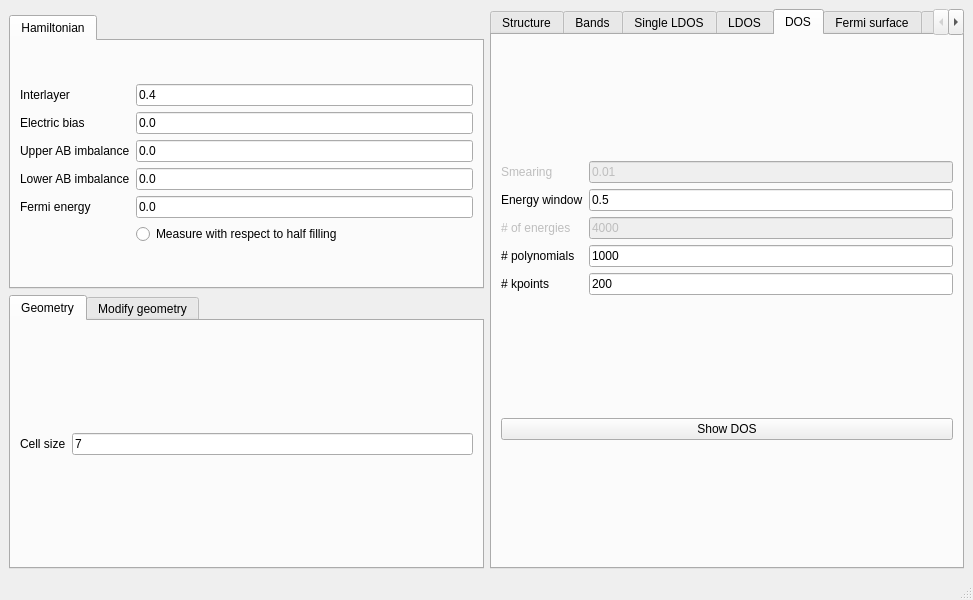
First picture: the form in development/interface-pyqt/tbg/interface.ui, repository joselado/quantum-honeycomp, before the edit.
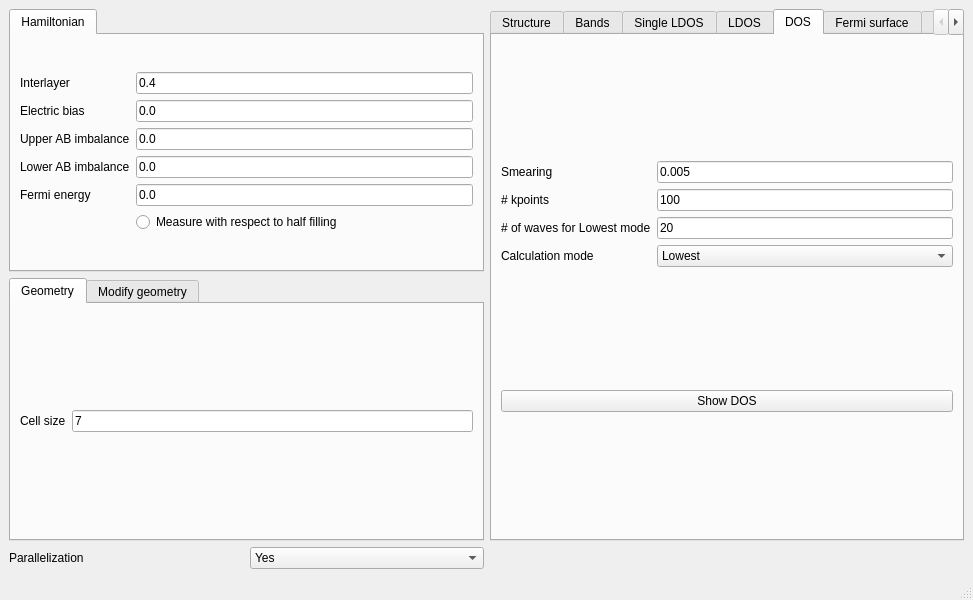
Second picture: the form after the edit. The open tabs and pages were chosen to show the change.

The edit to the form file:
```diff
--- a/development/interface-pyqt/tbg/interface.ui
+++ b/development/interface-pyqt/tbg/interface.ui
@@ -14,8 +14,103 @@
    <string>Twisted bilayer graphene</string>
   </property>
   <widget class="QWidget" name="centralwidget">
-   <layout class="QGridLayout" name="gridLayout_7">
-    <item row="0" column="1" rowspan="3">
+   <layout class="QGridLayout" name="gridLayout_17">
+    <item row="0" column="0">
+     <widget class="QTabWidget" name="tabWidget_3">
+      <property name="currentIndex">
+       <number>0</number>
+      </property>
+      <widget class="QWidget" name="tab_12">
+       <attribute name="title">
+        <string>Hamiltonian</string>
+       </attribute>
+       <layout class="QGridLayout" name="gridLayout_14">
+        <item row="0" column="0">
+         <layout class="QGridLayout" name="gridLayout">
+          <item row="0" column="0">
+           <widget class="QLabel" name="label">
+            <property name="text">
+             <string>Interlayer</string>
+            </property>
+           </widget>
+          </item>
+          <item row="1" column="0">
+           <widget class="QLabel" name="label_2">
+            <property name="text">
+             <string>Electric bias</string>
+            </property>
+           </widget>
+          </item>
+          <item row="2" column="0">
+           <widget class="QLabel" name="label_3">
+            <property name="text">
+             <string>Upper AB imbalance</string>
+            </property>
+           </widget>
+          </item>
+          <item row="4" column="0">
+           <widget class="QLabel" name="label_4">
+            <property name="text">
+             <string>Fermi energy</string>
+            </property>
+           </widget>
+          </item>
+          <item row="0" column="1">
+           <widget class="QLineEdit" name="tinter">
+            <property name="text">
+             <string>0.4</string>
+            </property>
+           </widget>
+          </item>
+          <item row="1" column="1">
+           <widget class="QLineEdit" name="interlayer_bias">
+            <property name="text">
+             <string>0.0</string>
+            </property>
+           </widget>
+          </item>
+          <item row="2" column="1">
+           <widget class="QLineEdit" name="mAB_upper">
+            <property name="text">
+             <string>0.0</string>
+            </property>
+           </widget>
+          </item>
+          <item row="4" column="1">
+           <widget class="QLineEdit" name="fermi">
+            <property name="text">
+             <string>0.0</string>
+            </property>
+           </widget>
+          </item>
+          <item row="5" column="1">
+           <widget class="QRadioButton" name="set_half_filling">
+            <property name="text">
+             <string>Measure with respect to half filling</string>
+            </property>
+           </widget>
+          </item>
+          <item row="3" column="1">
+           <widget class="QLineEdit" name="mAB_lower">
+            <property name="text">
+             <string>0.0</string>
+            </property>
+           </widget>
+          </item>
+          <item row="3" column="0">
+           <widget class="QLabel" name="label_20">
+            <property name="text">
+             <string>Lower AB imbalance</string>
+            </property>
+           </widget>
+          </item>
+         </layout>
+        </item>
+       </layout>
+      </widget>
+     </widget>
+    </item>
+    <item row="0" column="1" rowspan="2">
      <widget class="QTabWidget" name="tabWidget">
       <property name="currentIndex">
        <number>0</number>
@@ -298,82 +393,72 @@
           <item row="0" column="1">
            <widget class="QLineEdit" name="delta_dos">
             <property name="enabled">
-             <bool>false</bool>
+             <bool>true</bool>
             </property>
             <property name="text">
-             <string>0.01</string>
+             <string>0.005</string>
             </property>
            </widget>
           </item>
-          <item row="2" column="1">
-           <widget class="QLineEdit" name="nume_dos">
-            <property name="enabled">
-             <bool>false</bool>
-            </property>
-            <property name="text">
-             <string>4000</string>
-            </property>
-           </widget>
-          </item>
-          <item row="3" column="1">
-           <widget class="QLineEdit" name="numpol_dos">
-            <property name="text">
-             <string>1000</string>
-            </property>
-           </widget>
-          </item>
-          <item row="4" column="0">
+          <item row="1" column="0">
            <widget class="QLabel" name="label_17">
             <property name="text">
              <string># kpoints</string>
             </property>
            </widget>
           </item>
-          <item row="2" column="0">
-           <widget class="QLabel" name="label_14">
-            <property name="enabled">
-             <bool>false</bool>
-            </property>
-            <property name="text">
-             <string># of energies</string>
-            </property>
-           </widget>
-          </item>
           <item row="0" column="0">
            <widget class="QLabel" name="label_13">
             <property name="enabled">
-             <bool>false</bool>
+             <bool>true</bool>
             </property>
             <property name="text">
              <string>Smearing</string>
             </property>
            </widget>
           </item>
-          <item row="3" column="0">
-           <widget class="QLabel" name="label_15">
-            <property name="text">
-             <string># polynomials</string>
-            </property>
-           </widget>
-          </item>
-          <item row="4" column="1">
+          <item row="1" column="1">
            <widget class="QLineEdit" name="nk_dos">
             <property name="text">
-             <string>200</string>
+             <string>100</string>
             </property>
            </widget>
           </item>
-          <item row="1" column="0">
-           <widget class="QLabel" name="label_18">
+          <item row="3" column="1">
+           <widget class="QComboBox" name="mode_dos">
+            <item>
+             <property name="text">
+              <string>Lowest</string>
+             </property>
+            </item>
+            <item>
+             <property name="text">
+              <string>KPM</string>
+             </property>
+            </item>
+           </widget>
+          </item>
+          <item row="3" column="0">
+           <widget class="QLabel" name="label_14">
             <property name="text">
-             <string>Energy window</string>
+             <string>Calculation mode</string>
             </property>
            </widget>
           </item>
-          <item row="1" column="1">
-           <widget class="QLineEdit" name="ewindow_dos">
+          <item row="2" column="0">
+           <widget class="QLabel" name="label_15">
             <property name="text">
-             <string>0.5</string>
+             <string># of waves for Lowest mode</string>
+            </property>
+           </widget>
+          </item>
+          <item row="2" column="1">
+           <widget class="QLineEdit" name="numw_dos">
+            <property name="toolTip">
+             <string>Number of wavefunctions used for the calculation of DOS for the Lowest mode. Increase to see a bigger energy window</string>
+            </property>
+            <property name="text">
+             <string>20</string>
             </property>
            </widget>
           </item>
@@ -558,7 +643,7 @@
       </widget>
      </widget>
     </item>
-    <item row="2" column="0">
+    <item row="1" column="0">
      <widget class="QTabWidget" name="tabWidget_2">
       <property name="currentIndex">
        <number>0</number>
@@ -631,100 +716,30 @@
       </widget>
      </widget>
     </item>
-    <item row="1" column="0">
-     <widget class="QTabWidget" name="tabWidget_3">
-      <property name="currentIndex">
-       <number>0</number>
-      </property>
-      <widget class="QWidget" name="tab_12">
-       <attribute name="title">
-        <string>Hamiltonian</string>
-       </attribute>
-       <layout class="QGridLayout" name="gridLayout_14">
-        <item row="0" column="0">
-         <layout class="QGridLayout" name="gridLayout">
-          <item row="0" column="0">
-           <widget class="QLabel" name="label">
-            <property name="text">
-             <string>Interlayer</string>
-            </property>
-           </widget>
-          </item>
-          <item row="1" column="0">
-           <widget class="QLabel" name="label_2">
-            <property name="text">
-             <string>Electric bias</string>
-            </property>
-           </widget>
-          </item>
-          <item row="2" column="0">
-           <widget class="QLabel" name="label_3">
-            <property name="text">
-             <string>Upper AB imbalance</string>
-            </property>
-           </widget>
-          </item>
-          <item row="4" column="0">
-           <widget class="QLabel" name="label_4">
-            <property name="text">
-             <string>Fermi energy</string>
-            </property>
-           </widget>
-          </item>
-          <item row="0" column="1">
-           <widget class="QLineEdit" name="tinter">
-            <property name="text">
-             <string>0.4</string>
-            </property>
-           </widget>
-          </item>
-          <item row="1" column="1">
-           <widget class="QLineEdit" name="interlayer_bias">
-            <property name="text">
-             <string>0.0</string>
-            </property>
-           </widget>
-          </item>
-          <item row="2" column="1">
-           <widget class="QLineEdit" name="mAB_upper">
-            <property name="text">
-             <string>0.0</string>
-            </property>
-           </widget>
-          </item>
-          <item row="4" column="1">
-           <widget class="QLineEdit" name="fermi">
-            <property name="text">
-             <string>0.0</string>
-            </property>
-           </widget>
-          </item>
-          <item row="5" column="1">
-           <widget class="QRadioButton" name="set_half_filling">
-            <property name="text">
-             <string>Measure with respect to half filling</string>
-            </property>
-           </widget>
-          </item>
-          <item row="3" column="1">
-           <widget class="QLineEdit" name="mAB_lower">
-            <property name="text">
-             <string>0.0</string>
-            </property>
-           </widget>
-          </item>
-          <item row="3" column="0">
-           <widget class="QLabel" name="label_20">
-            <property name="text">
-             <string>Lower AB imbalance</string>
-            </property>
-           </widget>
-          </item>
-         </layout>
+    <item row="2" column="0">
+     <layout class="QGridLayout" name="gridLayout_7">
+      <item row="0" column="1">
+       <widget class="QComboBox" name="use_parallelization">
+        <item>
+         <property name="text">
+          <string>Yes</string>
+         </property>
         </item>
-       </layout>
-      </widget>
-     </widget>
+        <item>
+         <property name="text">
+          <string>No</string>
+         </property>
+        </item>
+       </widget>
+      </item>
+      <item row="0" column="0">
+       <widget class="QLabel" name="label_21">
+        <property name="text">
+         <string>Parallelization</string>
+        </property>
+       </widget>
+      </item>
+     </layout>
     </item>
    </layout>
   </widget>
```
Left out of the diff: 20 changed lines with no effect on the pictures.
